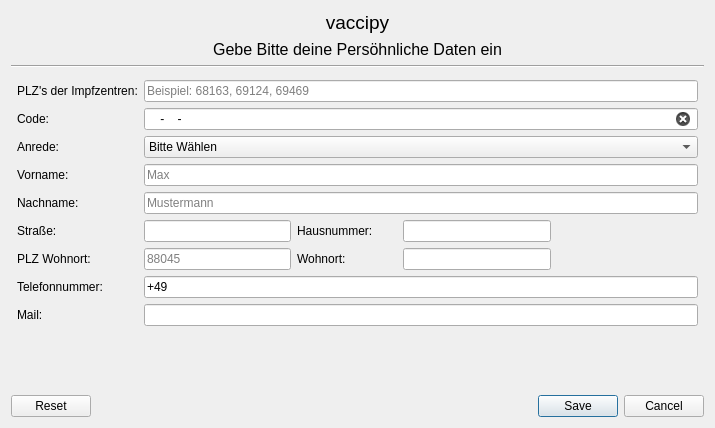
timreibe/vaccipy, file tools/gui/kontaktdaten.ui: the form before one commit.
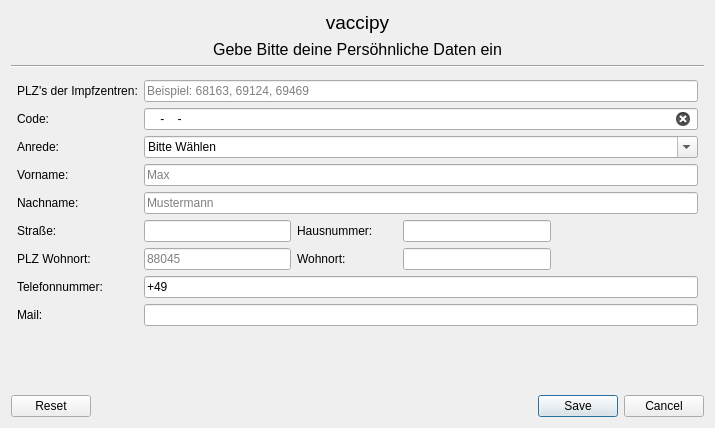
The form after the commit.

Commit message: "Tab-Order" angepasst

What changed in the file:
```diff
--- a/tools/gui/kontaktdaten.ui
+++ b/tools/gui/kontaktdaten.ui
@@ -101,7 +101,7 @@
        <item row="2" column="1">
         <widget class="QComboBox" name="i_anrede_combo_box">
          <property name="editable">
-          <bool>false</bool>
+          <bool>true</bool>
          </property>
          <property name="currentText">
           <string extracomment="Bitte Wählen">Bitte Wählen</string>
```
Left out of the diff: 18 changed lines with no effect on the pictures.
